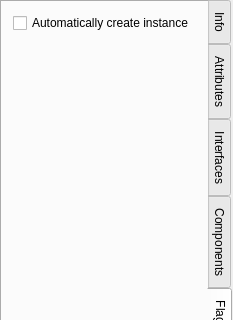
First picture: the form in AcfSln/Include/icmpstr/CAttributeEditorComp.ui, repository ImagingTools/AcfPublic, before the edit; both pictures show x 0 to 233 and y 0 to 320 of the 233 by 512 pixel window.
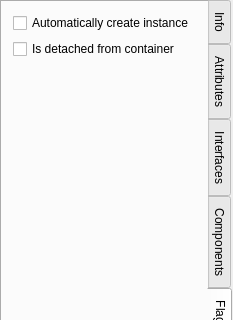
Second picture: the form after the edit. The open tabs and pages were chosen to show the change. Icons and pictures are not drawn.

The edit to the form file:
```diff
--- a/AcfSln/Include/icmpstr/CAttributeEditorComp.ui
+++ b/AcfSln/Include/icmpstr/CAttributeEditorComp.ui
@@ -496,6 +496,16 @@
          </property>
         </widget>
        </item>
+       <item>
+        <widget class="QCheckBox" name="IsDetachedCB">
+         <property name="toolTip">
+          <string>Indicate that this element is detached from container and can be used as factory prototype</string>
+         </property>
+         <property name="text">
+          <string>Is detached from container</string>
+         </property>
+        </widget>
+       </item>
        <item>
         <spacer name="verticalSpacer">
          <property name="orientation">
```
